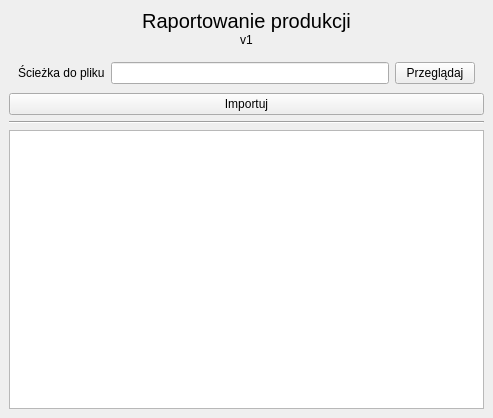
kolomir/place_v2, file Forms/raportowanie_prod.ui: the form before one commit.
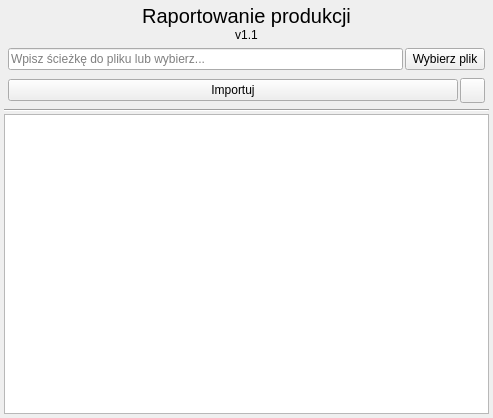
The form after the commit. Icons and pictures are not drawn.

Commit message: 06.11.2024 - Poprawiłem sposób ładfowania plików. Dodałem możliwość ładowania korekt z pliku excel.

Patch:
```diff
--- a/Forms/raportowanie_prod.ui
+++ b/Forms/raportowanie_prod.ui
@@ -32,6 +32,21 @@
    <item row="0" column="0">
     <widget class="QWidget" name="widget" native="true">
      <layout class="QVBoxLayout" name="verticalLayout_3">
+      <property name="spacing">
+       <number>2</number>
+      </property>
+      <property name="leftMargin">
+       <number>4</number>
+      </property>
+      <property name="topMargin">
+       <number>4</number>
+      </property>
+      <property name="rightMargin">
+       <number>4</number>
+      </property>
+      <property name="bottomMargin">
+       <number>4</number>
+      </property>
       <item>
        <widget class="QWidget" name="widget_2" native="true">
         <layout class="QVBoxLayout" name="verticalLayout">
@@ -68,7 +83,7 @@
          <item>
           <widget class="QLabel" name="label_2">
            <property name="text">
-            <string>v1</string>
+            <string>v1.1</string>
            </property>
            <property name="alignment">
             <set>Qt::AlignCenter</set>
@@ -99,20 +114,32 @@
          <item>
           <widget class="QWidget" name="widget_3" native="true">
            <layout class="QHBoxLayout" name="horizontalLayout">
+            <property name="spacing">
+             <number>2</number>
+            </property>
+            <property name="leftMargin">
+             <number>4</number>
+            </property>
+            <property name="topMargin">
+             <number>4</number>
+            </property>
+            <property name="rightMargin">
+             <number>4</number>
+            </property>
+            <property name="bottomMargin">
+             <number>4</number>
+            </property>
             <item>
-             <widget class="QLabel" name="label_3">
-              <property name="text">
-               <string>Ścieżka do pliku</string>
+             <widget class="QLineEdit" name="ed_sciezka_dane">
+              <property name="placeholderText">
+               <string>Wpisz ścieżkę do pliku lub wybierz...</string>
               </property>
              </widget>
             </item>
-            <item>
-             <widget class="QLineEdit" name="ed_sciezka_dane"/>
-            </item>
             <item>
              <widget class="QPushButton" name="btn_przegladaj">
               <property name="text">
-               <string>Przeglądaj</string>
+               <string>Wybierz plik</string>
               </property>
              </widget>
             </item>
@@ -120,10 +147,54 @@
           </widget>
          </item>
          <item>
-          <widget class="QPushButton" name="btn_importuj">
-           <property name="text">
-            <string>Importuj</string>
-           </property>
+          <widget class="QWidget" name="widget_5" native="true">
+           <layout class="QHBoxLayout" name="horizontalLayout_2">
+            <property name="spacing">
+             <number>2</number>
+            </property>
+            <property name="leftMargin">
+             <number>4</number>
+            </property>
+            <property name="topMargin">
+             <number>4</number>
+            </property>
+            <property name="rightMargin">
+             <number>4</number>
+            </property>
+            <property name="bottomMargin">
+             <number>4</number>
+            </property>
+            <item>
+             <widget class="QPushButton" name="btn_importuj">
+              <property name="text">
+               <string>Importuj</string>
+              </property>
+             </widget>
+            </item>
+            <item>
+             <widget class="QPushButton" name="btn_foto">
+              <property name="minimumSize">
+               <size>
+                <width>25</width>
+                <height>25</height>
+               </size>
+              </property>
+              <property name="maximumSize">
+               <size>
+                <width>25</width>
+                <height>25</height>
+               </size>
+              </property>
+              <property name="text">
+               <string/>
+              </property>
+              <property name="icon">
+               <iconset resource="../icon.qrc">
+                <normaloff>:/icon/img/svg_icons/image.svg</normaloff>:/icon/img/svg_icons/image.svg</iconset>
+              </property>
+             </widget>
+            </item>
+           </layout>
           </widget>
          </item>
         </layout>
```
Left out of the diff: 4 changed lines with no effect on the pictures. The commit also changes 36 other files.
